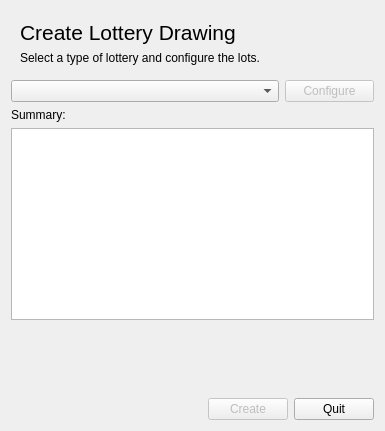
This is gui/drawingsetupdialog.ui in Soerboe/Urim as Qt 5 draws it before an edit. The edited form follows.
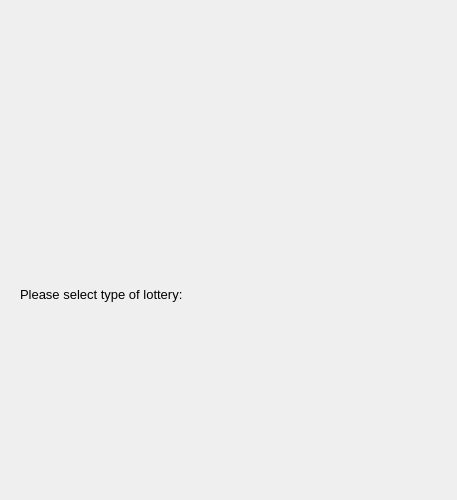
This is the edited form.

Commit message:
Changes drawing setup to use wizards
Removed dropdown and replaces the configure dialogs with step by step
wizards for each drawing configuration

Diff of the .ui file:
```diff
--- a/gui/drawingsetupdialog.ui
+++ b/gui/drawingsetupdialog.ui
@@ -6,152 +6,94 @@
    <rect>
     <x>0</x>
     <y>0</y>
-    <width>385</width>
-    <height>431</height>
+    <width>457</width>
+    <height>500</height>
    </rect>
   </property>
-  <layout class="QHBoxLayout" name="horizontalLayout_3">
+  <property name="minimumSize">
+   <size>
+    <width>0</width>
+    <height>500</height>
+   </size>
+  </property>
+  <layout class="QVBoxLayout" name="verticalLayout">
    <item>
-    <layout class="QVBoxLayout" name="mainVerticalLayout">
+    <widget class="QWidget" name="header" native="true">
+     <property name="sizePolicy">
+      <sizepolicy hsizetype="Preferred" vsizetype="Fixed">
+       <horstretch>0</horstretch>
+       <verstretch>0</verstretch>
+      </sizepolicy>
+     </property>
+     <property name="minimumSize">
+      <size>
+       <width>0</width>
+       <height>80</height>
+      </size>
+     </property>
+     <layout class="QHBoxLayout" name="headerLayout">
+      <property name="leftMargin">
+       <number>0</number>
+      </property>
+      <property name="topMargin">
+       <number>0</number>
+      </property>
+      <property name="rightMargin">
+       <number>0</number>
+      </property>
+      <property name="bottomMargin">
+       <number>18</number>
+      </property>
+      <item>
+       <widget class="QLabel" name="headingLabel">
+        <property name="sizePolicy">
+         <sizepolicy hsizetype="Preferred" vsizetype="Fixed">
+          <horstretch>0</horstretch>
+          <verstretch>0</verstretch>
+         </sizepolicy>
+        </property>
+        <property name="font">
+         <font>
+          <pointsize>30</pointsize>
+          <weight>75</weight>
+          <bold>true</bold>
+         </font>
+        </property>
+        <property name="text">
+         <string/>
+        </property>
+        <property name="indent">
+         <number>16</number>
+        </property>
+       </widget>
+      </item>
+     </layout>
+    </widget>
+   </item>
+   <item>
+    <layout class="QVBoxLayout" name="mainLayout">
      <item>
-      <layout class="QHBoxLayout" name="headerLayout">
-       <property name="sizeConstraint">
-        <enum>QLayout::SetMaximumSize</enum>
-       </property>
-       <item>
-        <widget class="QFrame" name="header">
-         <property name="sizePolicy">
-          <sizepolicy hsizetype="Preferred" vsizetype="Fixed">
-           <horstretch>0</horstretch>
-           <verstretch>0</verstretch>
-          </sizepolicy>
+      <widget class="QStackedWidget" name="wizardWidget">
+       <widget class="QWidget" name="indexPage">
+        <layout class="QVBoxLayout" name="indexPageLayout">
+         <property name="topMargin">
+          <number>12</number>
          </property>
-         <property name="frameShape">
-          <enum>QFrame::NoFrame</enum>
-         </property>
-         <property name="frameShadow">
-          <enum>QFrame::Raised</enum>
-         </property>
-         <property name="lineWidth">
-          <number>1</number>
-         </property>
-         <layout class="QHBoxLayout" name="horizontalLayout_2">
-          <item>
-           <layout class="QVBoxLayout" name="verticalLayout">
-            <item>
-             <widget class="QLabel" name="headingLabel">
-              <property name="font">
-               <font>
-                <pointsize>16</pointsize>
-               </font>
-              </property>
-              <property name="text">
-               <string>Create Lottery Drawing</string>
-              </property>
-             </widget>
-            </item>
-            <item>
-             <widget class="QLabel" name="headingInfoLabel">
-              <property name="text">
-               <string>&lt;html&gt;&lt;head/&gt;&lt;body&gt;&lt;p&gt;Select a type of lottery and configure the lots.&lt;/p&gt;&lt;/body&gt;&lt;/html&gt;</string>
-              </property>
-             </widget>
-            </item>
-           </layout>
-          </item>
-         </layout>
-        </widget>
-       </item>
-      </layout>
-     </item>
-     <item>
-      <layout class="QVBoxLayout" name="mainLayout">
-       <item>
-        <layout class="QHBoxLayout" name="horizontalLayout" stretch="75,25">
          <item>
-          <widget class="QComboBox" name="drawingTypeSelector">
-           <property name="currentText">
-            <string/>
-           </property>
-           <property name="currentIndex">
-            <number>-1</number>
-           </property>
-          </widget>
-         </item>
-         <item>
-          <widget class="QPushButton" name="configureButton">
-           <property name="enabled">
-            <bool>false</bool>
+          <widget class="QLabel" name="infoLabel">
+           <property name="font">
+            <font>
+             <pointsize>10</pointsize>
+            </font>
            </property>
            <property name="text">
-            <string>Configure</string>
+            <string>&lt;html&gt;&lt;head/&gt;&lt;body&gt;&lt;p&gt;Please select type of lottery:&lt;/p&gt;&lt;/body&gt;&lt;/html&gt;</string>
            </property>
           </widget>
          </item>
         </layout>
-       </item>
-       <item>
-        <widget class="QLabel" name="summaryLabel">
-         <property name="text">
-          <string>Summary:</string>
-         </property>
-        </widget>
-       </item>
-       <item>
-        <widget class="QTextEdit" name="summary">
-         <property name="readOnly">
-          <bool>true</bool>
-         </property>
-        </widget>
-       </item>
-       <item>
-        <spacer name="verticalSpacer">
-         <property name="orientation">
-          <enum>Qt::Vertical</enum>
-         </property>
-         <property name="sizeHint" stdset="0">
-          <size>
-           <width>20</width>
-           <height>40</height>
-          </size>
-         </property>
-        </spacer>
-       </item>
-      </layout>
-     </item>
-     <item>
-      <layout class="QHBoxLayout" name="buttonLayout">
-       <item>
-        <spacer name="horizontalSpacer">
-         <property name="orientation">
-          <enum>Qt::Horizontal</enum>
-         </property>
-         <property name="sizeHint" stdset="0">
-          <size>
-           <width>40</width>
-           <height>20</height>
-          </size>
-         </property>
-        </spacer>
-       </item>
-       <item>
-        <widget class="QPushButton" name="createButton">
-         <property name="enabled">
-          <bool>false</bool>
-         </property>
-         <property name="text">
-          <string>Create</string>
-         </property>
-        </widget>
-       </item>
-       <item>
-        <widget class="QPushButton" name="quitButton">
-         <property name="text">
-          <string>Quit</string>
-         </property>
-        </widget>
-       </item>
-      </layout>
+       </widget>
+      </widget>
      </item>
     </layout>
    </item>
```
The commit also changes 67 other files.
